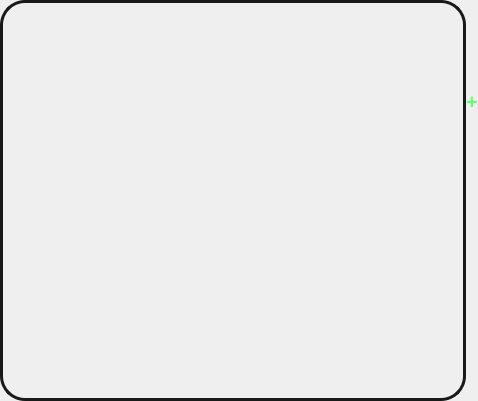
Qt form widgets/mapwidget.ui (solisqq/IntegralClient) before a commit.
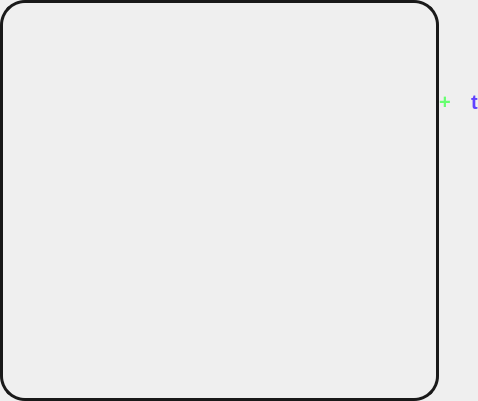
The same form after that commit. Custom widgets are drawn as their Qt base class.

Diff of the .ui file:
```diff
--- a/widgets/mapwidget.ui
+++ b/widgets/mapwidget.ui
@@ -62,7 +62,7 @@
        <widget class="QWidget" name="widgetXY" native="true">
         <layout class="QHBoxLayout" name="horizontalLayout_2">
          <property name="spacing">
-          <number>0</number>
+          <number>20</number>
          </property>
          <property name="leftMargin">
           <number>0</number>
@@ -90,6 +90,20 @@
            </property>
           </widget>
          </item>
+         <item>
+          <widget class="QPushButton" name="pushButton">
+           <property name="styleSheet">
+            <string notr="true">background:none;
+border:0;
+font-size:20px;
+font-weight: 500;
+color: rgb(97, 65, 255);</string>
+           </property>
+           <property name="text">
+            <string>t</string>
+           </property>
+          </widget>
+         </item>
         </layout>
        </widget>
       </item>
```
